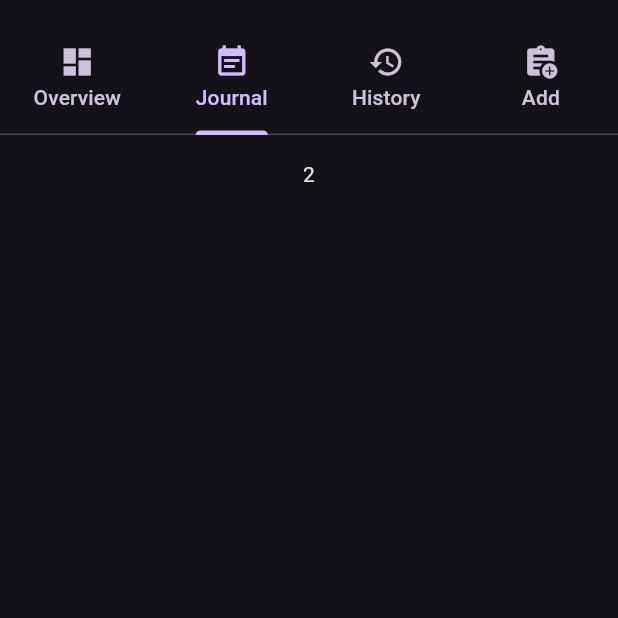
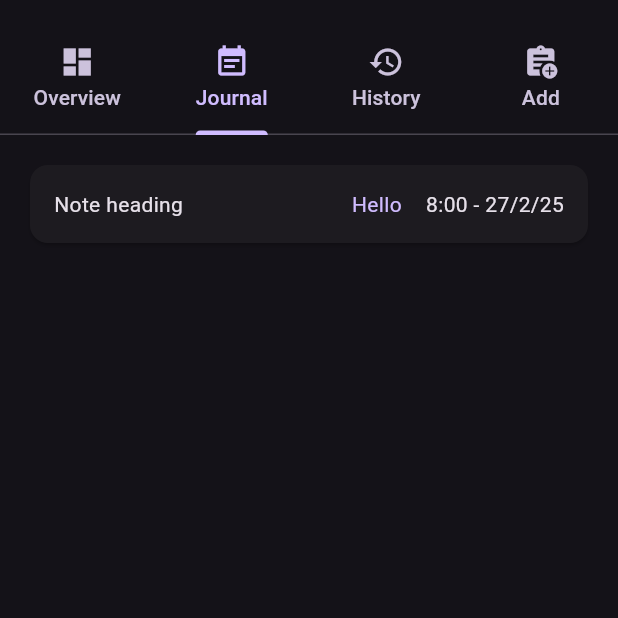
Before and after one commit to IcosagonZ/HealthStat, a Flutter app: the screen it shows after launch, on a phone screen of 412 x 824 dp, the top half of it. Run offline on Flutter 3.47's test engine with Material 3 defaults, Android fonts, the phone set to English and light mode, and no system bars; our stand-ins replace flutter_svg, material_symbols_icons.

Commit message:
Added journal cards

```diff
--- a/lib/main.dart
+++ b/lib/main.dart
@@ -280,11 +280,11 @@ class _Page_HomeState extends State<Page_Home>
                     Center(child: Padding
                       (
                         padding: EdgeInsets.all(16),
-                        child: Column
+                        child: ListView
                         (
                           children:
                           [
-                            Text("2"),
+                            const CardJournal(text: "Hello", time: "8:00", date: "27/2/25"),
                           ],
                         ),
                        ),
@@ -364,3 +364,90 @@ class _Page_HomeState extends State<Page_Home>
     );
   }
 }
+
+class CardJournal extends StatelessWidget
+{
+  final String text;
+  final String time;
+  final String date;
+
+  const CardJournal({
+    Key? key,
+    required this.text,
+    required this.time,
+    required this.date
+  }) : super(key: key);
+
+  @override
+  Widget build(BuildContext context)
+  {
+    // Default theme variables
+    final color_scheme = Theme.of(context).colorScheme;
+    final text_theme = Theme.of(context).textTheme;
+
+    Color color_primary = color_scheme.primary;
+    //Color color_secondary = color_scheme.secondary;
+    Color color_onprimary = color_scheme.onPrimary;
+    //Color color_onsecondary = color_scheme.onSecondary;
+    Color color_background = color_scheme.onBackground;
+    Color color_surface = color_scheme.onSurface;
+
+    //final style_displaylarge = text_theme.displayLarge;
+    //final style_displaymedium = text_theme.displayMedium;
+    //final style_displaysmall = text_theme.displaySmall;
+
+    //final style_headlinelarge = text_theme.headlineLarge;
+    //final style_headlinemedium = text_theme.headlineMedium;
+    final style_headlinesmall = text_theme.headlineSmall;
+
+    final style_titlelarge = text_theme.titleLarge;
+    //final style_titlemedium = text_theme.titleMedium;
+    //final style_titlesmall = text_theme.titleSmall;
+
+    return Center
+    (
+      child: Card
+      (
+        clipBehavior: Clip.hardEdge,
+        child: InkWell
+        (
+          splashColor: color_onprimary,
+          onTap: ()
+          {
+            debugPrint("Note tapped");
+          },
+          child: Row
+          (
+            children:
+            [
+              Expanded
+              (
+                //width: 300,
+                //height: 100,
+                child: Padding
+                (
+                  padding: EdgeInsets.all(16),
+                  child: Row
+                  (
+                    children:
+                    [
+                      Text("Note heading"),
+                      Expanded(
+                        child: Text(" ")
+                      ),
+                      Text("$text", style: TextStyle(color: color_primary)),
+                      SizedBox(width: 16),
+                      Text("$time"),
+                      Text(" - "),
+                      Text("$date")
+                    ]
+                  )
+                )
+              ),
+            ],
+           ),
+        ),
+      ),
+    );
+  }
+}
```
